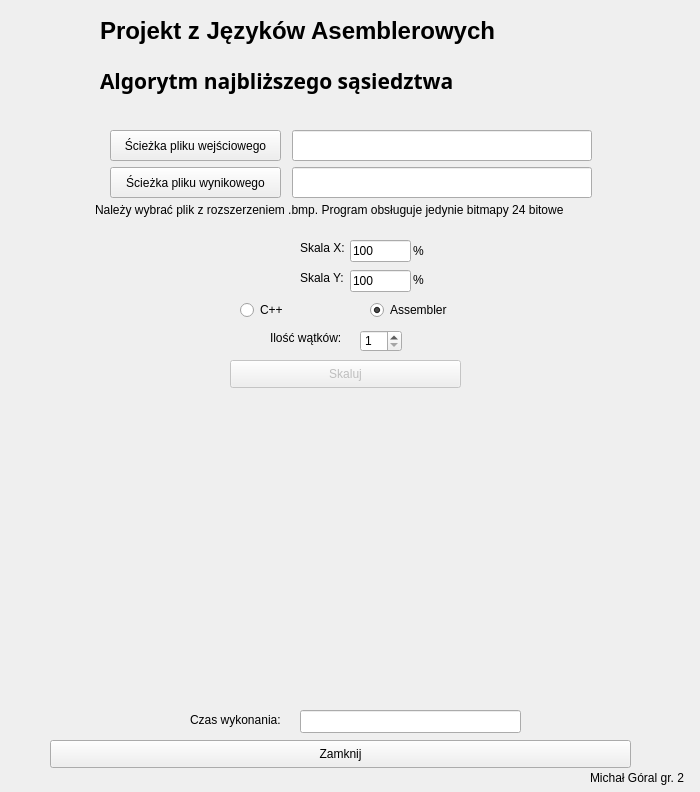
This is JAProjekt/JAProjekt.ui in michalgorul/NearestNeighbour as Qt 5 draws it before an edit. The edited form follows.
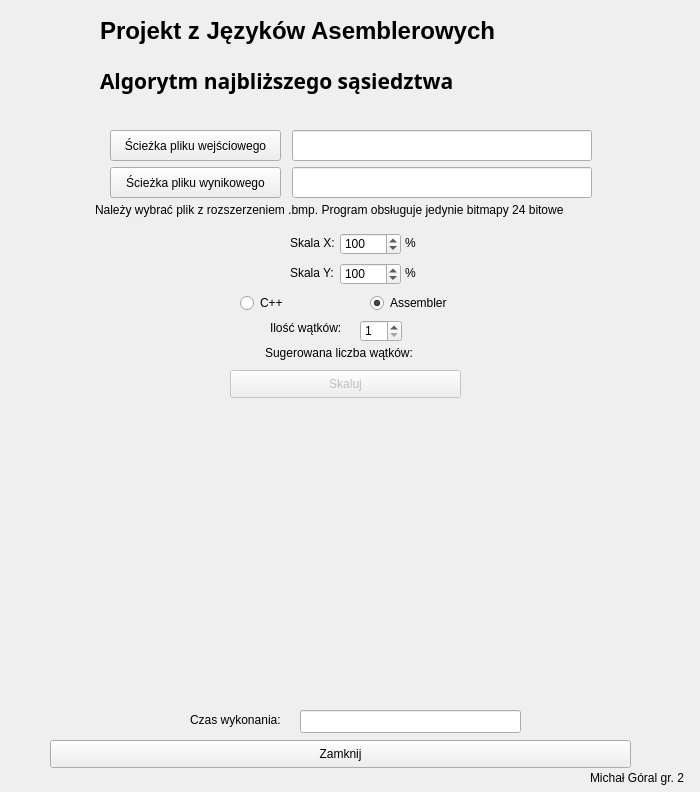
This is the edited form.

Diff of the .ui file:
```diff
--- a/JAProjekt/JAProjekt.ui
+++ b/JAProjekt/JAProjekt.ui
@@ -62,7 +62,7 @@
    <property name="geometry">
     <rect>
      <x>230</x>
-     <y>360</y>
+     <y>370</y>
      <width>231</width>
      <height>28</height>
     </rect>
@@ -74,8 +74,8 @@
   <widget class="QLabel" name="label_1">
    <property name="geometry">
     <rect>
-     <x>300</x>
-     <y>240</y>
+     <x>290</x>
+     <y>235</y>
      <width>55</width>
      <height>16</height>
     </rect>
@@ -87,8 +87,8 @@
   <widget class="QLabel" name="label_2">
    <property name="geometry">
     <rect>
-     <x>300</x>
-     <y>270</y>
+     <x>290</x>
+     <y>265</y>
      <width>55</width>
      <height>16</height>
     </rect>
@@ -97,37 +97,11 @@
     <string>Skala Y:</string>
    </property>
   </widget>
-  <widget class="QLineEdit" name="lineEditX">
-   <property name="geometry">
-    <rect>
-     <x>350</x>
-     <y>240</y>
-     <width>61</width>
-     <height>22</height>
-    </rect>
-   </property>
-   <property name="text">
-    <string>100</string>
-   </property>
-  </widget>
-  <widget class="QLineEdit" name="lineEditY">
-   <property name="geometry">
-    <rect>
-     <x>350</x>
-     <y>270</y>
-     <width>61</width>
-     <height>22</height>
-    </rect>
-   </property>
-   <property name="text">
-    <string>100</string>
-   </property>
-  </widget>
   <widget class="QLabel" name="label_3">
    <property name="geometry">
     <rect>
-     <x>413</x>
-     <y>243</y>
+     <x>405</x>
+     <y>235</y>
      <width>55</width>
      <height>16</height>
     </rect>
@@ -139,8 +113,8 @@
   <widget class="QLabel" name="label_4">
    <property name="geometry">
     <rect>
-     <x>413</x>
-     <y>272</y>
+     <x>405</x>
+     <y>265</y>
      <width>55</width>
      <height>16</height>
     </rect>
@@ -166,7 +140,7 @@
    <property name="geometry">
     <rect>
      <x>360</x>
-     <y>330</y>
+     <y>320</y>
      <width>42</width>
      <height>22</height>
     </rect>
@@ -182,7 +156,7 @@
    <property name="geometry">
     <rect>
      <x>270</x>
-     <y>330</y>
+     <y>320</y>
      <width>91</width>
      <height>16</height>
     </rect>
@@ -195,7 +169,7 @@
    <property name="geometry">
     <rect>
      <x>370</x>
-     <y>300</y>
+     <y>293</y>
      <width>95</width>
      <height>20</height>
     </rect>
@@ -211,7 +185,7 @@
    <property name="geometry">
     <rect>
      <x>240</x>
-     <y>300</y>
+     <y>293</y>
      <width>95</width>
      <height>20</height>
     </rect>
@@ -352,6 +326,63 @@
     <string>Należy wybrać plik z rozszerzeniem .bmp. Program obsługuje jedynie bitmapy 24 bitowe </string>
    </property>
   </widget>
+  <widget class="QSpinBox" name="scaleXSpinBox">
+   <property name="geometry">
+    <rect>
+     <x>340</x>
+     <y>233</y>
+     <width>61</width>
+     <height>22</height>
+    </rect>
+   </property>
+   <property name="minimum">
+    <number>1</number>
+   </property>
+   <property name="maximum">
+    <number>10000</number>
+   </property>
+   <property name="singleStep">
+    <number>1</number>
+   </property>
+   <property name="value">
+    <number>100</number>
+   </property>
+  </widget>
+  <widget class="QSpinBox" name="scaleYSpinBox">
+   <property name="geometry">
+    <rect>
+     <x>340</x>
+     <y>263</y>
+     <width>61</width>
+     <height>22</height>
+    </rect>
+   </property>
+   <property name="minimum">
+    <number>1</number>
+   </property>
+   <property name="maximum">
+    <number>10000</number>
+   </property>
+   <property name="singleStep">
+    <number>1</number>
+   </property>
+   <property name="value">
+    <number>100</number>
+   </property>
+  </widget>
+  <widget class="QLabel" name="howManyThreads">
+   <property name="geometry">
+    <rect>
+     <x>265</x>
+     <y>343</y>
+     <width>201</width>
+     <height>20</height>
+    </rect>
+   </property>
+   <property name="text">
+    <string>Sugerowana liczba wątków: </string>
+   </property>
+  </widget>
  </widget>
  <layoutdefault spacing="6" margin="11"/>
  <resources>
```
